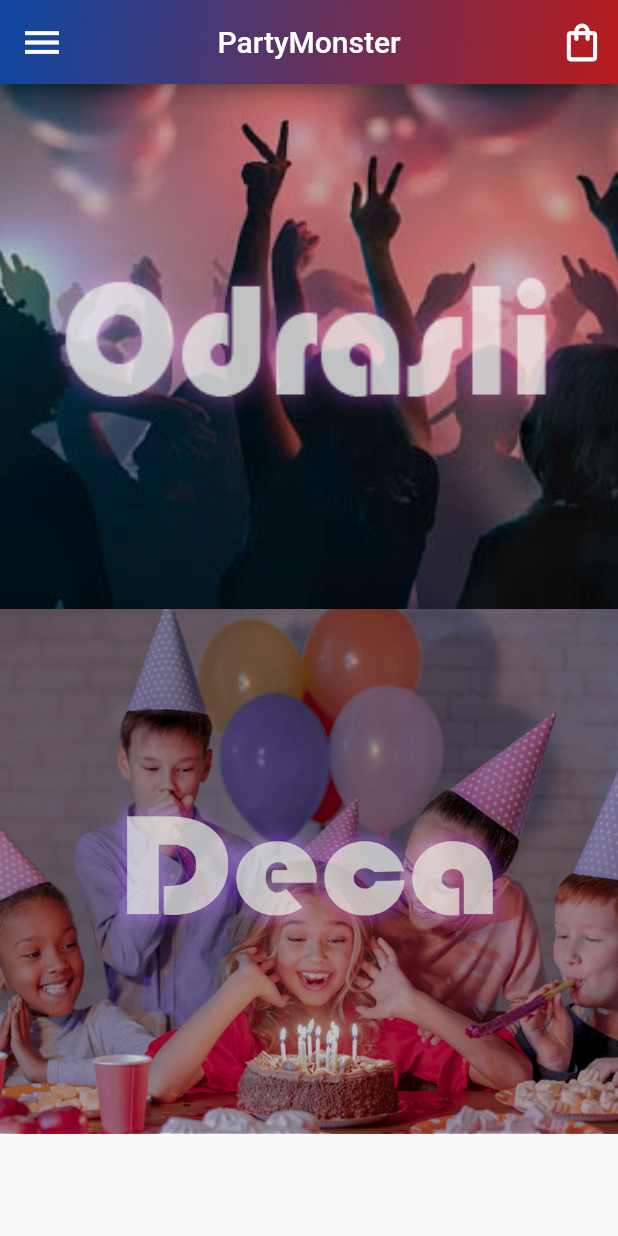
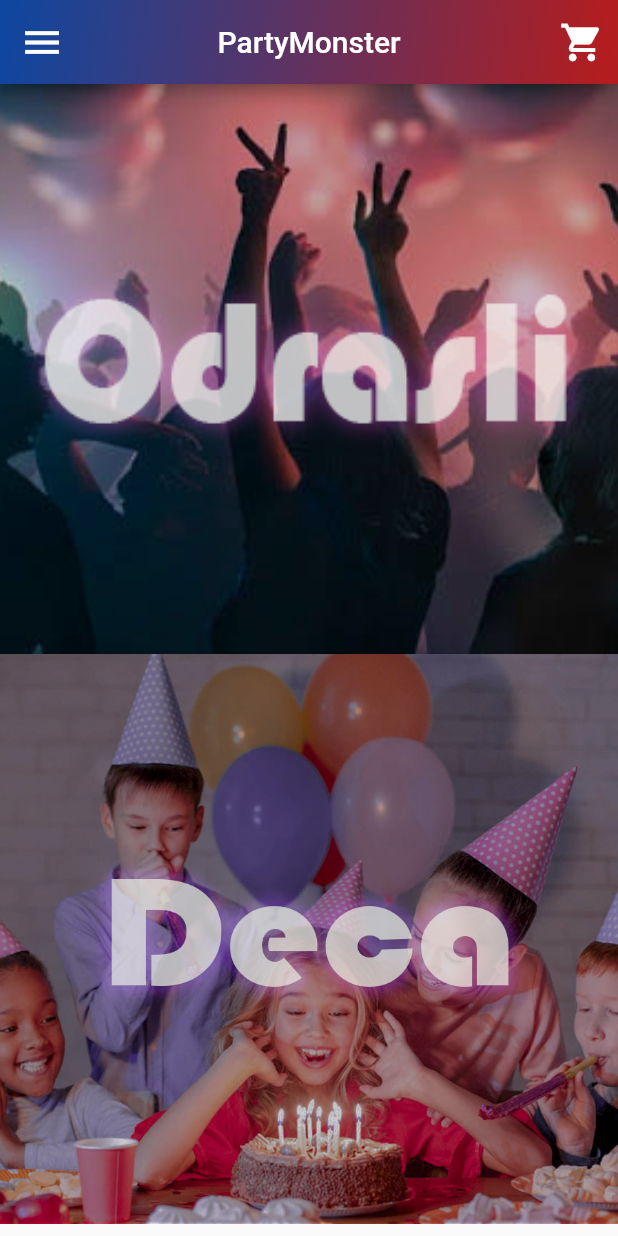
Before and after one commit to matf-pp/2021_Online_prodavnica, a Flutter app: the screen it shows after launch, on a phone screen of 412 x 824 dp. Run offline on Flutter 3.47's test engine with Material 2 defaults, Android fonts, the light colour scheme and no system bars; our stand-ins replace carousel_pro, firebase_core, flutter_spinkit, google_fonts; accounts and stored records are empty.

Commit message:
Napravila sam izmene u korpi !

```diff
--- a/party_monster/lib/screens/deca_page.dart
+++ b/party_monster/lib/screens/deca_page.dart
@@ -1,4 +1,5 @@
-//Ovo je Deca page
+//Ovo je Deca Page
+
 import 'package:flutter/material.dart';
 import 'package:party_monster/widgets/deca_body.dart';
 import 'package:party_monster/screens/korpa_page.dart';
@@ -28,7 +29,7 @@ class _DecaPageState extends State<DecaPage> {
           actions: <Widget>[
             IconButton(
               icon: Icon(
-                Icons.shopping_bag_outlined,
+                Icons.shopping_cart,
                 color: Colors.white,
                 size: 30,
               ),
--- a/party_monster/lib/screens/drawerScreen.dart
+++ b/party_monster/lib/screens/drawerScreen.dart
@@ -1,3 +1,5 @@
+// Ovo je Drawer Screen
+
 import 'package:flutter/material.dart';
 import 'package:party_monster/screens/deca_page.dart';
 import 'package:party_monster/screens/korpa_page.dart';
@@ -25,7 +27,7 @@ class _DrawerScreenState extends State<DrawerScreen> {
           Text(
             'PartyMonster',
             style: TextStyle(
-                color: Colors.white, fontWeight: FontWeight.bold, fontSize: 55),
+                color: Colors.white, fontWeight: FontWeight.bold, fontSize: 50),
           ),
           Column(children: [
             TextButton(
@@ -38,7 +40,7 @@ class _DrawerScreenState extends State<DrawerScreen> {
               child: Row(
                 children: [
                   Icon(
-                    Icons.sports_bar_rounded,
+                    Icons.people,
                     color: Colors.white,
                     size: 40,
                   ),
@@ -65,7 +67,7 @@ class _DrawerScreenState extends State<DrawerScreen> {
               child: Row(
                 children: [
                   Icon(
-                    Icons.sports_esports_rounded,
+                    Icons.child_care,
                     color: Colors.white,
                     size: 40,
                   ),
@@ -119,7 +121,7 @@ class _DrawerScreenState extends State<DrawerScreen> {
               child: Row(
                 children: [
                   Icon(
-                    Icons.shopping_cart_rounded,
+                    Icons.shopping_cart,
                     color: Colors.white,
                     size: 40,
                   ),
--- a/party_monster/lib/screens/home_page.dart
+++ b/party_monster/lib/screens/home_page.dart
@@ -1,4 +1,5 @@
 //Ovo je Home Page
+
 import 'package:flutter/material.dart';
 import 'package:party_monster/screens/deca_page.dart';
 import 'package:party_monster/screens/korpa_page.dart';
@@ -100,7 +101,7 @@ class _HomePageState extends State<HomePage> {
               // ),
               IconButton(
                 icon: Icon(
-                  Icons.shopping_bag_outlined,
+                  Icons.shopping_cart,
                   color: colorText,
                   size: 30,
                 ),
@@ -145,7 +146,7 @@ class _HomePageState extends State<HomePage> {
                         child: Image.asset(
                           'assets/adultsParty.jpg',
                           fit: BoxFit.cover,
-                          height: 350,
+                          height: 380,
                         ),
                       ),
                     ),
@@ -163,7 +164,7 @@ class _HomePageState extends State<HomePage> {
                         child: Image.asset(
                           'assets/kidsParty.jpg',
                           fit: BoxFit.cover,
-                          height: 350,
+                          height: 380,
                         ),
                       ),
                     ),
--- a/party_monster/lib/screens/odrasli_page.dart
+++ b/party_monster/lib/screens/odrasli_page.dart
@@ -1,4 +1,5 @@
-//Ovo je Odrasli page
+// Ovo je Odrasli Page
+
 import 'package:flutter/material.dart';
 import 'package:party_monster/widgets/odrasli_body.dart';
 import 'package:party_monster/screens/korpa_page.dart';
@@ -28,7 +29,7 @@ class _OdrasliPageState extends State<OdrasliPage> {
             actions: <Widget>[
               IconButton(
                 icon: Icon(
-                  Icons.shopping_bag_outlined,
+                  Icons.shopping_cart,
                   color: Colors.white,
                   size: 30,
                 ),
--- a/party_monster/lib/widgets/Item.dart
+++ b/party_monster/lib/widgets/Item.dart
@@ -30,7 +30,7 @@ class Item extends StatelessWidget {
             // ),
             trailing: IconButton(
               icon: Icon(
-                Icons.shopping_bag_outlined,
+                Icons.shopping_cart,
                 color: Colors.grey,
               ),
               onPressed: () {
@@ -38,7 +38,7 @@ class Item extends StatelessWidget {
                   duration: Duration(seconds: 1),
                   content: Text(
                     "Dodato u korpu!",
-                    style: TextStyle(color: Colors.black),
+                    style: TextStyle(color: Colors.white),
                   ),
                   shape: RoundedRectangleBorder(
                     borderRadius: BorderRadius.only(
@@ -46,7 +46,7 @@ class Item extends StatelessWidget {
                         topRight: Radius.circular(16.0)),
                   ),
                   elevation: 1.0,
-                  backgroundColor: Colors.grey.shade400,
+                  backgroundColor: Colors.red.shade900,
                 ));
                 cart.addItem(pdt.id, pdt.name, pdt.price);
               },
--- a/party_monster/pubspec.yaml
+++ b/party_monster/pubspec.yaml
@@ -26,6 +26,7 @@ dependencies:
 
   carousel_pro: ^1.0.0
   provider: ^5.0.0
+  http: ^0.13.2
 
 
   # The following adds the Cupertino Icons font to your application.
```
Also changed, not shown: party_monster/lib/cart.dart (+8 -0 lines), party_monster/lib/main.dart (+7 -0 lines), party_monster/lib/orders.dart (+34 -0 lines), party_monster/lib/screens/korpa_page.dart (+33 -6 lines), party_monster/pubspec.lock.
